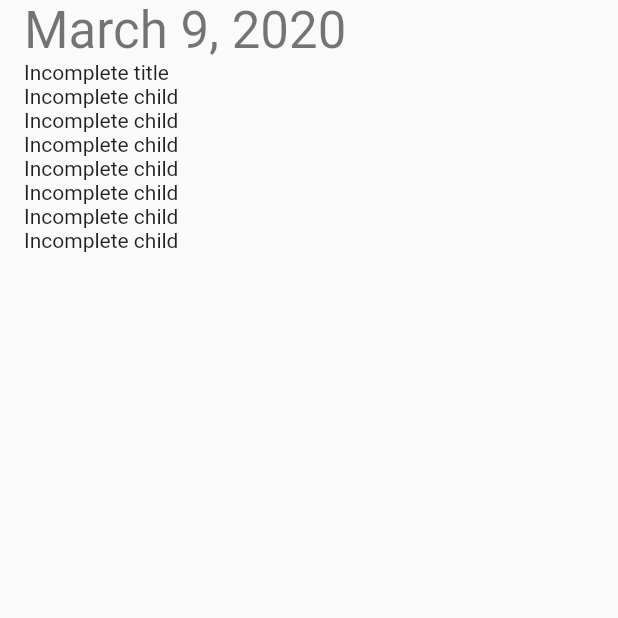
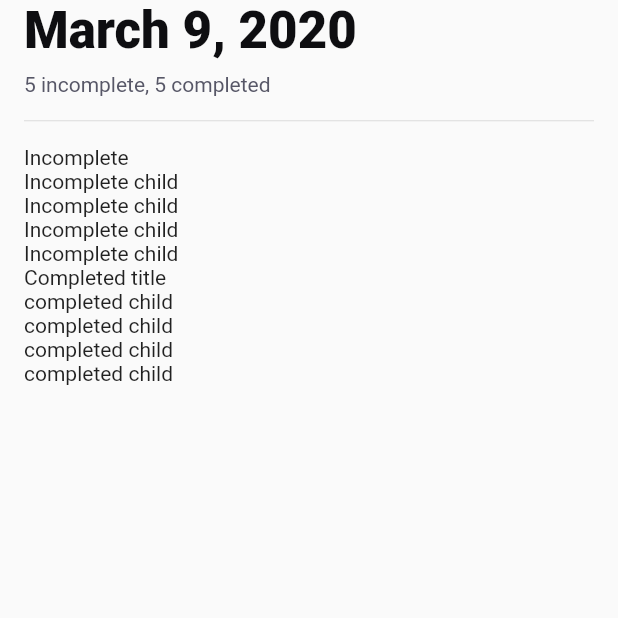
Before and after one commit to suesitran/todo_app, a Flutter app: the screen it shows after launch, on a phone screen of 412 x 824 dp, the top half of it. Run offline on Flutter 3.47's test engine with Material 2 defaults, Android fonts, the phone set to English and light mode, and no system bars.

Commit message:
Update UI for Date and Summary view

```diff
--- a/lib/features/home/home_page.dart
+++ b/lib/features/home/home_page.dart
@@ -16,18 +16,19 @@ class HomePage extends StatelessWidget {
               ),
               SliverList(delegate: SliverChildBuilderDelegate((context, index) {
                 if (index == 0) {
-                  return Text('Incomplete title');
+                  return Text('Incomplete');
                 }
                 return Text('Incomplete child');
               },
-              childCount: 8)),
+              childCount: 5)),
               SliverList(delegate: SliverChildBuilderDelegate((context, index) {
                 if (index == 0) {
                   return Text('Completed title');
                 }
 
-                return Text('completed child')
-              }))
+                return Text('completed child');
+              },
+              childCount: 5))
             ],
           ),
         ),
@@ -44,7 +45,12 @@ class DateAndSummaryView extends StatelessWidget {
     return Column(
       crossAxisAlignment: CrossAxisAlignment.start,
       children: [
-        Text('March 9, 2020', style: Theme.of(context).textTheme.headline4,)
+        Text('March 9, 2020', style: Theme.of(context).textTheme.headline4?.copyWith(color: const Color(0xFF0E0E11), fontWeight: FontWeight.w900),),
+        const SizedBox(height: 8.0,),
+        Text('5 incomplete, 5 completed', style: Theme.of(context).textTheme.bodyText1?.copyWith(color: const Color(0xFF575767), fontWeight: FontWeight.w400),),
+        const SizedBox(height: 16.0,),
+        const Divider(height: 1.0,),
+        const SizedBox(height: 16.0,)
       ],
     );
   }
```
Also changed, not shown: 1 other file.
